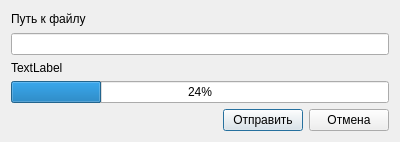
Before: the Qt Designer form dialogsendfile.ui in IDLp1/dipp, drawn with Qt 5.
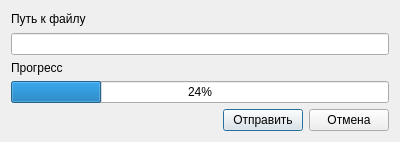
After: the same form once the commit is applied.

```diff
--- a/dialogsendfile.ui
+++ b/dialogsendfile.ui
@@ -47,7 +47,7 @@
        <item>
         <widget class="QLabel" name="label_text">
          <property name="text">
-          <string>TextLabel</string>
+          <string>Прогресс</string>
          </property>
         </widget>
        </item>
```
